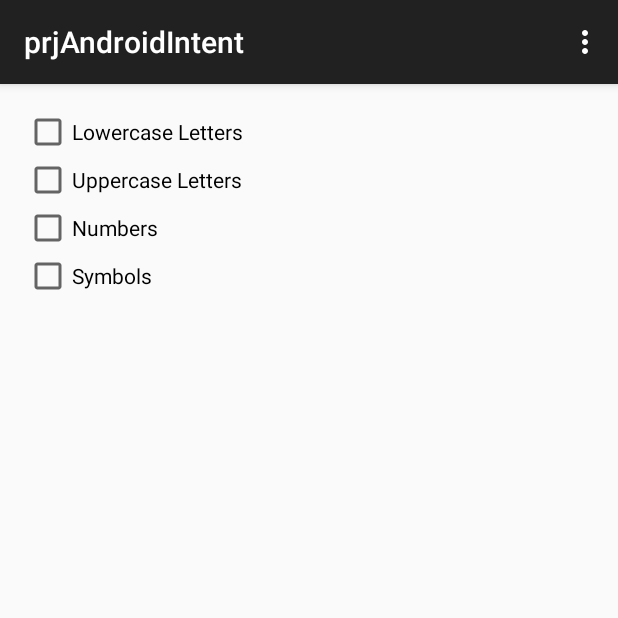
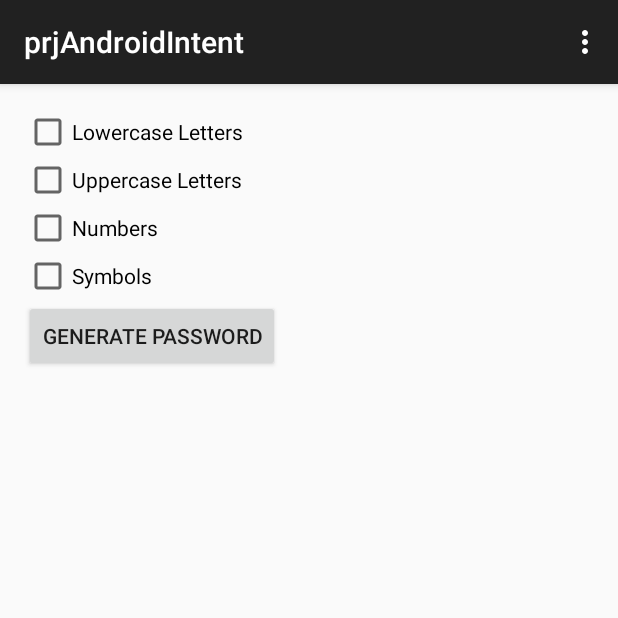
Before and after one commit to sa7mon/COMP2150-WebServices, an Android app: the screen it shows after launch (MainActivity), on a phone screen of 412 x 824 dp, the top half of it. Run offline under Robolectric (Android 15) with nearby library versions, the phone set to English and light mode, and no system bars.

Commit message:
Add button at bottom of linearLayout

```diff
--- a/prjAndroidIntent/app/src/main/res/layout/activity_main.xml
+++ b/prjAndroidIntent/app/src/main/res/layout/activity_main.xml
@@ -33,6 +33,13 @@
             android:layout_height="match_parent"
             android:text="@string/strSymbols"
             android:onClick="onCheckboxClicked" />
+
+        <Button
+            android:layout_width="wrap_content"
+            android:layout_height="wrap_content"
+            android:text="Generate Password"
+            android:id="@+id/btnGenerate"
+            android:onClick="" />
     </LinearLayout>
 
 </RelativeLayout>
```
